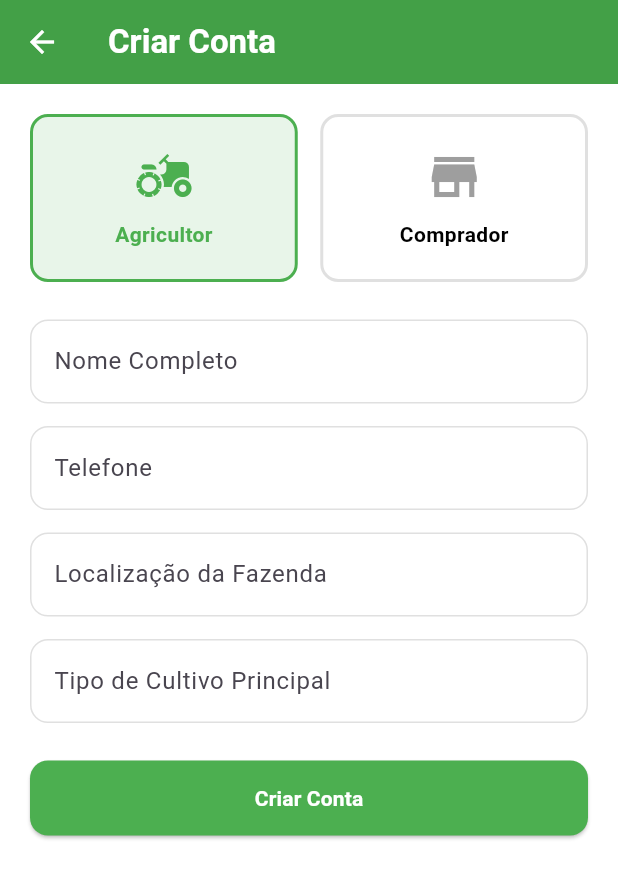
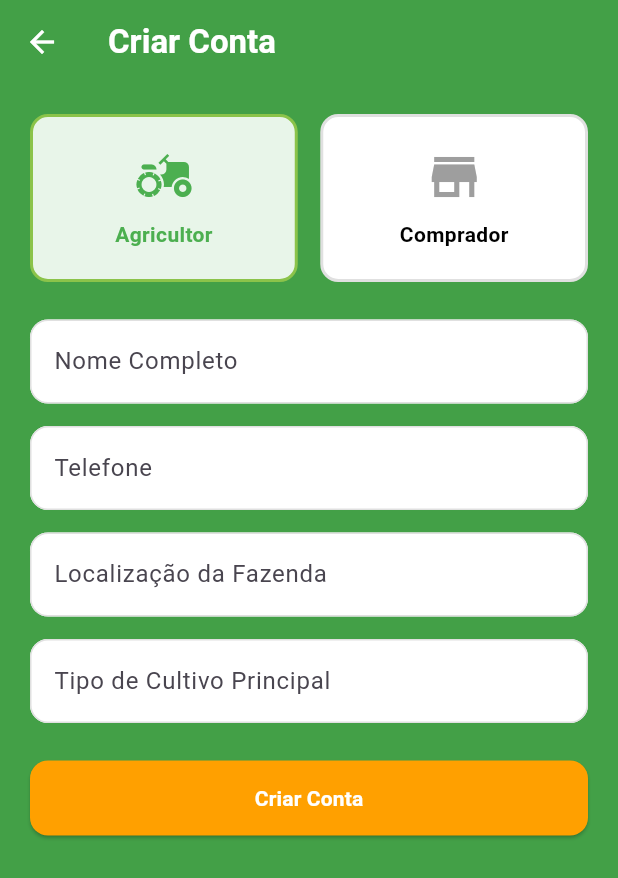
Before and after one commit to restenPiz/AgriConnect, a Flutter app: the CreateAccount screen opened directly, on a phone screen of 412 x 824 dp. Shown: the top 878 px of the screen. Run offline on Flutter 3.47's test engine with Material 3 defaults, Android fonts, the phone set to English and light mode, and no system bars.

Commit message:
Doing some updates in the application

```diff
--- a/agri_connect/lib/Auth/CreateAccount.dart
+++ b/agri_connect/lib/Auth/CreateAccount.dart
@@ -23,7 +23,7 @@ class _CreateAccountState extends State<CreateAccount> {
         foregroundColor: Colors.white,
         elevation: 0,
       ),
-      backgroundColor: Colors.white,
+      backgroundColor: Colors.green[600],
       body: SingleChildScrollView(
         padding: const EdgeInsets.all(20.0),
         child: Column(
@@ -74,7 +74,7 @@ class _CreateAccountState extends State<CreateAccount> {
 
             ElevatedButton(
               style: ElevatedButton.styleFrom(
-                backgroundColor: Colors.green,
+                backgroundColor: Colors.amber[700],
                 foregroundColor: Colors.white,
                 minimumSize: const Size(double.infinity, 50),
                 shape: RoundedRectangleBorder(
@@ -109,7 +109,7 @@ class _CreateAccountState extends State<CreateAccount> {
           color: isSelected ? Colors.green[50] : Colors.white,
           borderRadius: BorderRadius.circular(12),
           border: Border.all(
-            color: isSelected ? Colors.green : Colors.grey.shade300,
+            color: isSelected ? Colors.lightGreen : Colors.grey.shade300,
             width: 2,
           ),
         ),
--- a/agri_connect/lib/Auth/login.dart
+++ b/agri_connect/lib/Auth/login.dart
@@ -103,7 +103,7 @@ class _loginState extends State<login> {
               Container(
                 padding: const EdgeInsets.all(24.0),
                 decoration: BoxDecoration(
-                  color: Colors.green[500],
+                  color: Colors.green[400],
                   borderRadius: BorderRadius.circular(20),
                   boxShadow: [
                     BoxShadow(
```
